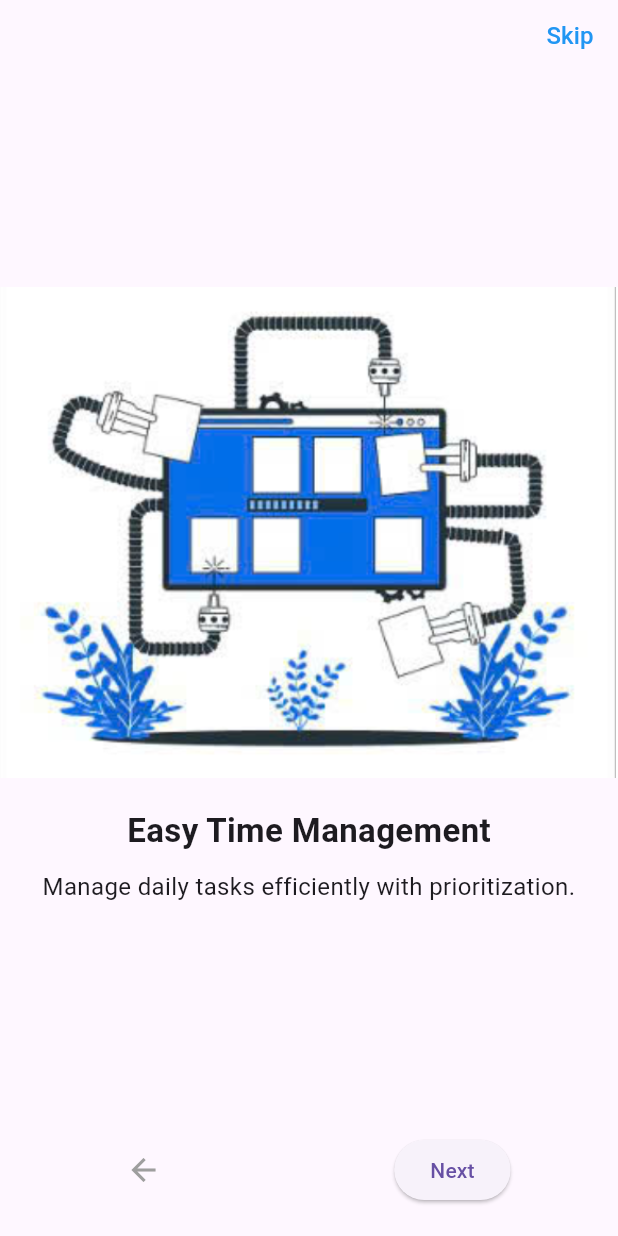
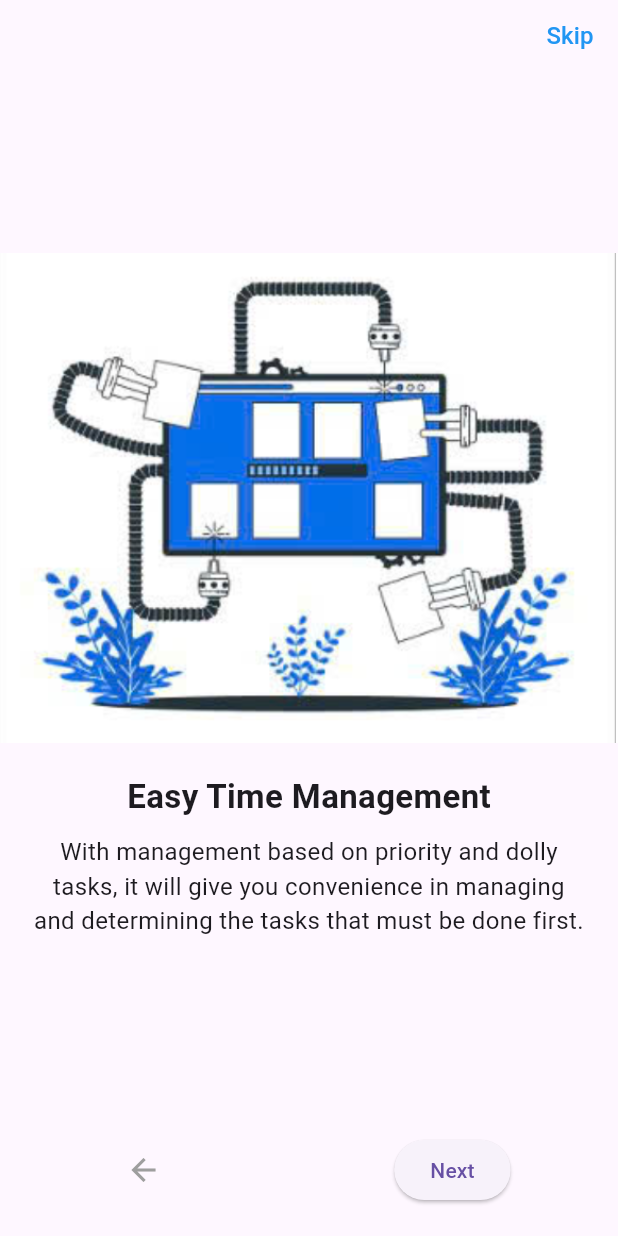
Before and after one commit to HMN011104/BaiTapLTTBDD-Tuan4, a Flutter app: the screen it shows after launch, on a phone screen of 412 x 824 dp. Run offline on Flutter 3.47's test engine with Material 3 defaults, Android fonts, the light colour scheme and no system bars.

Commit message:
Bài tập tuần 4

```diff
--- a/lib/screens/onboarding_screen.dart
+++ b/lib/screens/onboarding_screen.dart
@@ -1,5 +1,5 @@
 import 'package:flutter/material.dart';
-import 'package:your_app/screens/task_list_screen.dart'; // Import TaskListScreen
+import 'task_list_screen.dart';
 
 class OnboardingScreen extends StatefulWidget {
   const OnboardingScreen({Key? key}) : super(key: key);
@@ -15,17 +15,17 @@ class _OnboardingScreenState extends State<OnboardingScreen> {
     {
       "image": "assets/intro1.png",
       "title": "Easy Time Management",
-      "description": "Manage daily tasks efficiently with prioritization."
+      "description": "With management based on priority and dolly tasks, it will give you convenience in managing and determining the tasks that must be done first."
     },
     {
       "image": "assets/intro2.png",
-      "title": "Increase Work Effectiveness",
-      "description": "Improve job statistics by managing tasks smartly."
+      "title": "Increase Work Effectiveness.",
+      "description": "Time management and the determination of more important tasks will give your job statistics better and always improve."
     },
     {
       "image": "assets/intro3.png",
       "title": "Reminder Notification",
-      "description": "Never forget your tasks with automatic reminders."
+      "description": "The advantage of this application is that it also provides reminders for you so you don't forget to keep doing your assignments well and according to the time you have set."
     },
   ];
 
```
